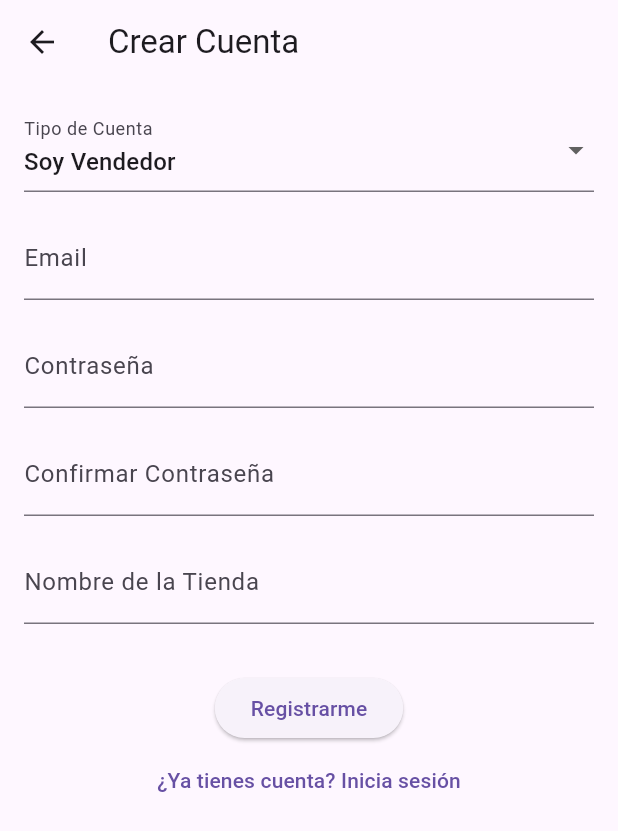
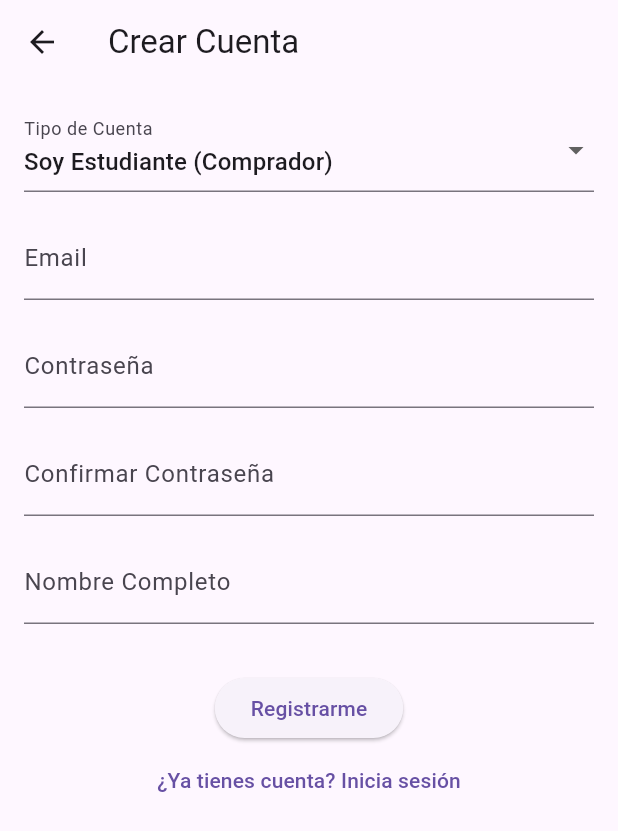
Before and after one commit to itzisorcorer/flutter_lechuzo_integradora, a Flutter app: the RegisterScreen screen opened directly, on a phone screen of 412 x 824 dp. Shown: the top 831 px of the screen. Run offline on Flutter 3.47's test engine with Material 3 defaults, Android fonts, the light colour scheme and no system bars.

Commit message:
Cambios para roles claros

```diff
--- a/lib/Ambiente/ambiente.dart
+++ b/lib/Ambiente/ambiente.dart
@@ -1,12 +1,10 @@
-// lib/ambiente.dart
-
 class Ambiente {
 
 
-  static String urlServer = 'http://10.235.105.91:8000'; // <-- CAMBIA ESTA IP, aki debe ir la del telefono cuando compartes internet via usb
+  static String urlServer = 'http://192.168.56.1:8000'; // <-- CAMBIA ESTA IP, aki debe ir la del telefono cuando compartes internet via usb
 
-  // Cuando lo subas a Railway, comentas la de arriba y descomentas esta:
-  // static String urlServer = 'https://pruebarailway-production-6249.up.railway.app';
+  // pa cuando subamos a railway:
+  // static String urlServer = '';
 
   static int idUsuario = 0;
 
--- a/lib/screens/register_screen.dart
+++ b/lib/screens/register_screen.dart
@@ -24,7 +24,7 @@ class _RegisterScreenState extends State<RegisterScreen> {
   final _nombreCompletoController = TextEditingController();
 
   // Variable para el Dropdown
-  String _selectedRole = 'vendedor'; // Valor por defecto
+  String _selectedRole = 'estudiante'; // Valor por defecto
 
   @override
   void dispose() {
@@ -90,8 +90,10 @@ class _RegisterScreenState extends State<RegisterScreen> {
               DropdownButtonFormField<String>(
                 value: _selectedRole,
                 items: const [
-                  DropdownMenuItem(value: 'vendedor', child: Text('Soy Vendedor')),
-                  DropdownMenuItem(value: 'estudiante', child: Text('Soy Estudiante')),
+                  // Texto: "Lo que ve el usuario", value: "Lo que se envía a la API"
+                  DropdownMenuItem(value: 'vendedor', child: Text('Soy Vendedor (Externo)')),
+                  DropdownMenuItem(value: 'modulo', child: Text('Soy Módulo (Kiosco U.)')),
+                  DropdownMenuItem(value: 'estudiante', child: Text('Soy Estudiante (Comprador)')),
                 ],
                 onChanged: (value) {
                   if (value != null) {
@@ -124,11 +126,11 @@ class _RegisterScreenState extends State<RegisterScreen> {
               ),
               const SizedBox(height: 16),
 
-              // --- CAMPO CONDICIONAL: VENDEDOR ---
-              if (_selectedRole == 'vendedor')
+              // --- CAMPO CONDICIONAL: VENDEDOR O MODULO ---
+              if (_selectedRole == 'vendedor' || _selectedRole == 'modulo')
                 TextField(
                   controller: _nombreTiendaController,
-                  decoration: const InputDecoration(labelText: 'Nombre de la Tienda'),
+                  decoration: const InputDecoration(labelText: 'Nombre de la Tienda / Servicio'),
                 ),
 
               // --- CAMPO CONDICIONAL: ESTUDIANTE ---
--- a/lib/services/auth_services.dart
+++ b/lib/services/auth_services.dart
@@ -67,10 +67,10 @@ class AuthService {
       'role' : role,
     };
       //añadimos los campos condicionales
-    if(role == 'vendedor'){
+    if(role == 'vendedor' || role == 'modulo'){
       body['nombre_tienda'] = nombreTienda;
 
-    }else if (role == 'estudiante'){
+    }if (role == 'estudiante'){
       body['nombre_completo'] = nombreCompleto;
     }
 
```
